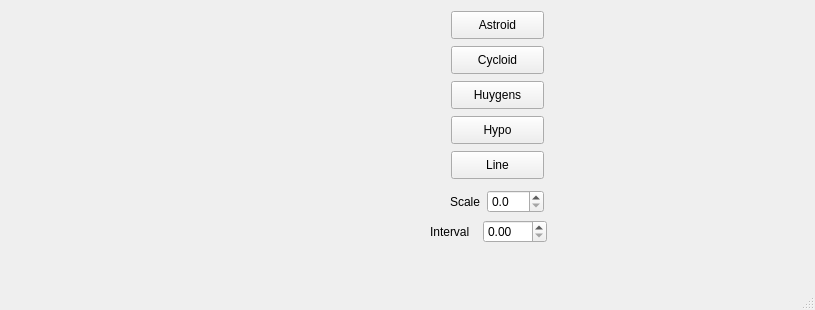
The window that mainwindow.ui (KevinDyke/QtCurvesCpp) describes before a commit, drawn with Qt 5.
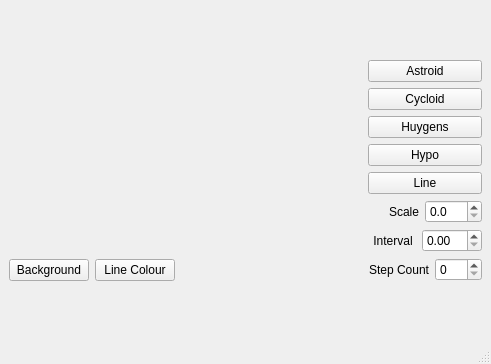
The same window after the commit. Custom widgets are drawn as their Qt base class.

Commit message: Can change background and line colours Updated user interface

```diff
--- a/mainwindow.ui
+++ b/mainwindow.ui
@@ -6,69 +6,110 @@
    <rect>
     <x>0</x>
     <y>0</y>
-    <width>815</width>
-    <height>310</height>
+    <width>491</width>
+    <height>364</height>
    </rect>
   </property>
   <property name="windowTitle">
    <string>MainWindow</string>
   </property>
   <widget class="QWidget" name="centralwidget">
-   <widget class="RenderArea" name="renderArea" native="true">
-    <property name="geometry">
-     <rect>
-      <x>41</x>
-      <y>20</y>
-      <width>341</width>
-      <height>217</height>
-     </rect>
-    </property>
-   </widget>
-   <widget class="QPushButton" name="btnLine">
-    <property name="geometry">
-     <rect>
-      <x>451</x>
-      <y>151</y>
-      <width>93</width>
-      <height>28</height>
-     </rect>
-    </property>
+   <layout class="QGridLayout" name="gridLayout">
+    <item row="0" column="0">
+     <layout class="QVBoxLayout" name="verticalLayout_2">
+      <item>
+       <widget class="RenderArea" name="renderArea" native="true"/>
+      </item>
+      <item>
+       <layout class="QHBoxLayout" name="horizontalLayout_4">
+        <item>
+         <widget class="QPushButton" name="btnBackground">
+          <property name="text">
+           <string>Background</string>
+          </property>
+         </widget>
+        </item>
+        <item>
+         <widget class="QPushButton" name="btnLineColour">
+          <property name="text">
+           <string>Line Colour</string>
+          </property>
+         </widget>
+        </item>
+        <item>
+         <spacer name="horizontalSpacer">
+          <property name="orientation">
+           <enum>Qt::Horizontal</enum>
+          </property>
+          <property name="sizeHint" stdset="0">
+           <size>
+            <width>40</width>
+            <height>20</height>
+           </size>
+          </property>
+         </spacer>
+        </item>
+       </layout>
+      </item>
+     </layout>
+    </item>
+    <item row="0" column="1">
+     <layout class="QVBoxLayout" name="verticalLayout">
+      <item>
+       <widget class="QPushButton" name="btnAstroid">
     <property name="text">
-     <string>Line</string>
-    </property>
-   </widget>
+         <string>Astroid</string>
+        </property>
+       </widget>
+      </item>
+      <item>
    <widget class="QPushButton" name="btnCycloid">
-    <property name="geometry">
-     <rect>
-      <x>451</x>
-      <y>46</y>
-      <width>93</width>
-      <height>28</height>
-     </rect>
-    </property>
     <property name="text">
      <string>Cycloid</string>
     </property>
    </widget>
-   <widget class="QWidget" name="">
-    <property name="geometry">
-     <rect>
-      <x>450</x>
-      <y>190</y>
-      <width>94</width>
-      <height>24</height>
-     </rect>
-    </property>
+      </item>
+      <item>
+       <widget class="QPushButton" name="btnHuygens">
+        <property name="text">
+         <string>Huygens</string>
+        </property>
+       </widget>
+      </item>
+      <item>
+       <widget class="QPushButton" name="btnHypo">
+        <property name="text">
+         <string>Hypo</string>
+        </property>
+       </widget>
+      </item>
+      <item>
+       <widget class="QPushButton" name="btnLine">
+        <property name="text">
+         <string>Line</string>
+        </property>
+       </widget>
+      </item>
+      <item>
     <layout class="QHBoxLayout" name="horizontalLayout">
      <item>
       <widget class="QLabel" name="labelScale">
        <property name="text">
         <string>Scale</string>
        </property>
+          <property name="alignment">
+           <set>Qt::AlignRight|Qt::AlignTrailing|Qt::AlignVCenter</set>
+          </property>
       </widget>
      </item>
      <item>
       <widget class="QDoubleSpinBox" name="spinScale">
+          <property name="maximumSize">
+           <size>
+            <width>60</width>
+            <height>16777215</height>
+           </size>
+          </property>
        <property name="decimals">
         <number>1</number>
        </property>
@@ -78,65 +119,27 @@
       </widget>
      </item>
     </layout>
-   </widget>
-   <widget class="QPushButton" name="btnHypo">
-    <property name="geometry">
-     <rect>
-      <x>451</x>
-      <y>116</y>
-      <width>93</width>
-      <height>28</height>
-     </rect>
-    </property>
-    <property name="text">
-     <string>Hypo</string>
-    </property>
-   </widget>
-   <widget class="QPushButton" name="btnAstroid">
-    <property name="geometry">
-     <rect>
-      <x>451</x>
-      <y>11</y>
-      <width>93</width>
-      <height>28</height>
-     </rect>
-    </property>
-    <property name="text">
-     <string>Astroid</string>
-    </property>
-   </widget>
-   <widget class="QPushButton" name="btnHuygens">
-    <property name="geometry">
-     <rect>
-      <x>451</x>
-      <y>81</y>
-      <width>93</width>
-      <height>28</height>
-     </rect>
-    </property>
-    <property name="text">
-     <string>Huygens</string>
-    </property>
-   </widget>
-   <widget class="QWidget" name="">
-    <property name="geometry">
-     <rect>
-      <x>430</x>
-      <y>220</y>
-      <width>117</width>
-      <height>24</height>
-     </rect>
-    </property>
+      </item>
+      <item>
     <layout class="QHBoxLayout" name="horizontalLayout_2">
      <item>
       <widget class="QLabel" name="labelInterval">
        <property name="text">
         <string>Interval </string>
        </property>
+          <property name="alignment">
+           <set>Qt::AlignRight|Qt::AlignTrailing|Qt::AlignVCenter</set>
+          </property>
       </widget>
      </item>
      <item>
       <widget class="QDoubleSpinBox" name="spinInterval">
+          <property name="maximumSize">
+           <size>
+            <width>60</width>
+            <height>16777215</height>
+           </size>
+          </property>
        <property name="maximum">
         <double>100.000000000000000</double>
        </property>
@@ -146,7 +149,40 @@
       </widget>
      </item>
     </layout>
-   </widget>
+      </item>
+      <item>
+       <layout class="QHBoxLayout" name="horizontalLayout_3">
+        <item>
+         <widget class="QLabel" name="StepCountlabel">
+          <property name="text">
+           <string>Step Count</string>
+          </property>
+          <property name="alignment">
+           <set>Qt::AlignRight|Qt::AlignTrailing|Qt::AlignVCenter</set>
+          </property>
+         </widget>
+        </item>
+        <item>
+         <widget class="QSpinBox" name="spinStepCount">
+          <property name="maximumSize">
+           <size>
+            <width>60</width>
+            <height>16777215</height>
+           </size>
+          </property>
+          <property name="maximum">
+           <number>512</number>
+          </property>
+          <property name="singleStep">
+           <number>1</number>
+          </property>
+         </widget>
+        </item>
+       </layout>
+      </item>
+     </layout>
+    </item>
+   </layout>
   </widget>
   <widget class="QStatusBar" name="statusbar"/>
  </widget>
```
Lines whose indentation alone changed are shown as unchanged. The commit also changes 4 other files.
